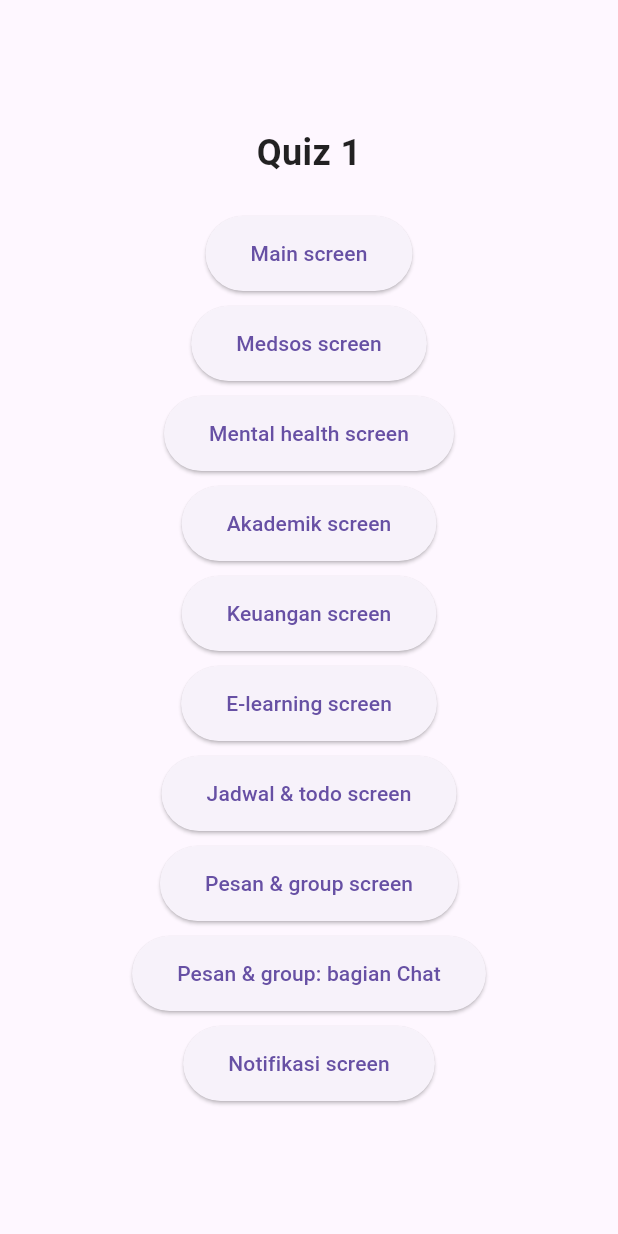
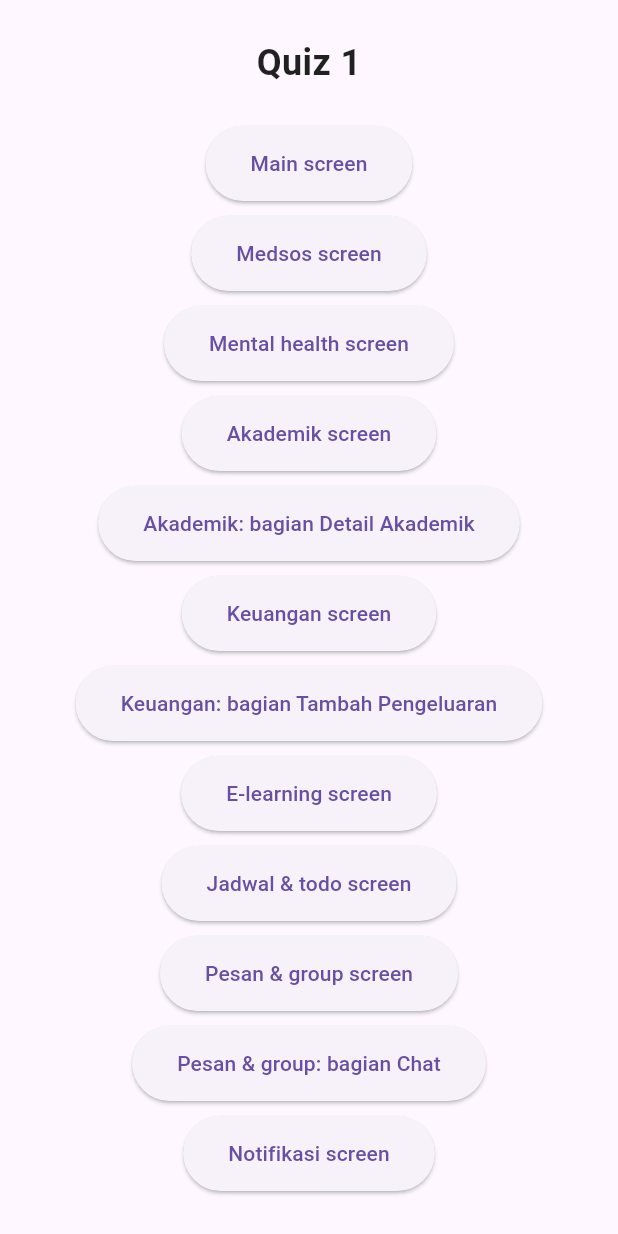
Before and after one commit to kiy4h/provis-kuis1, a Flutter app: the screen it shows after launch, on a phone screen of 412 x 824 dp. Run offline on Flutter 3.47's test engine with Material 3 defaults, Android fonts, the phone set to English and light mode, and no system bars; our stand-ins replace carousel_slider.

Commit message:
update main

```diff
--- a/lib/main.dart
+++ b/lib/main.dart
@@ -1,4 +1,11 @@
 import 'package:flutter/material.dart';
+import 'package:kuis/akademik_screen.dart';
+import 'package:kuis/detail_akademik.dart';
+import 'package:kuis/elearning_screen.dart';
+import 'package:kuis/keuangan_screen.dart';
+import 'package:kuis/tambah_keuangan.dart';
+import 'package:kuis/mental_health_screen.dart';
+import 'package:kuis/notifikasi_screen.dart';
 import 'package:kuis/pesan_group_screen.dart';
 import 'package:kuis/chat_screen.dart';
 import 'main_screen.dart';
@@ -20,18 +27,16 @@ class MyApp extends StatelessWidget {
         '/': (context) => QuizScreen(),
         '/main': (context) => MainScreen(),
         '/medsos': (context) => MedsosScreen(),
-        '/mental_health': (context) => QuizScreen(),
-        '/akademik': (context) =>
-            QuizScreen(), // TODO: Ganti dengan AkademikScreen
-        '/keuangan': (context) =>
-            QuizScreen(), // TODO: Ganti dengan KeuanganScreen
-        '/elearning': (context) =>
-            QuizScreen(), // TODO: Ganti dengan ElearningScreen
+        '/mental_health': (context) => MentalHealthScreen(),
+        '/akademik': (context) => AkademikScreen(),
+        '/detail_akademik': (context) => DetailAkademik(),
+        '/keuangan': (context) => KeuanganScreen(),
+        '/pengeluaran': (context) => TambahPengeluaran(),
+        '/elearning': (context) => ElearningDisplay(),
         '/jadwal_todo': (context) => JadwalTodoScreen(),
         '/pesan_group': (context) => ChatScreen(),
         '/chat': (context) => Chatting(),
-        '/notifikasi': (context) =>
-            QuizScreen(), // TODO: Ganti dengan NotifikasiScreen
+        '/notifikasi': (context) => NotifikasiScreen(),
       },
     );
   }
@@ -44,7 +49,9 @@ class QuizScreen extends StatelessWidget {
     "Medsos screen": "/medsos",
     "Mental health screen": "/mental_health",
     "Akademik screen": "/akademik",
+    "Akademik: bagian Detail Akademik": "/detail_akademik",
     "Keuangan screen": "/keuangan",
+    "Keuangan: bagian Tambah Pengeluaran": "/pengeluaran",
     "E-learning screen": "/elearning",
     "Jadwal & todo screen": "/jadwal_todo",
     "Pesan & group screen": "/pesan_group",
```
